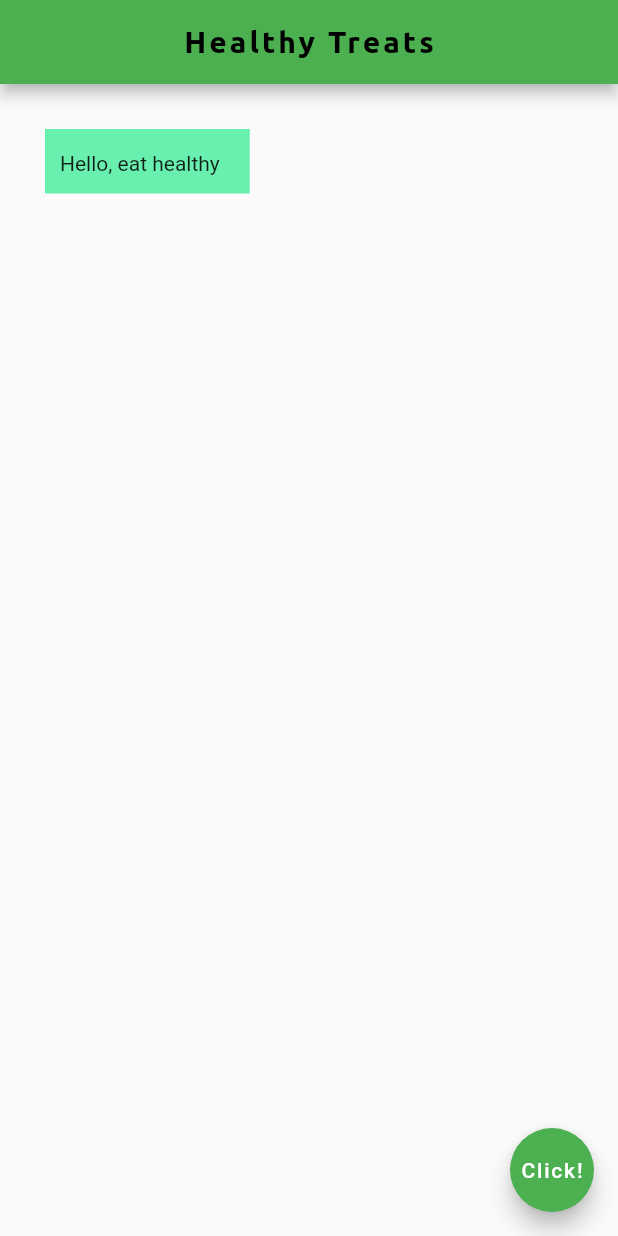
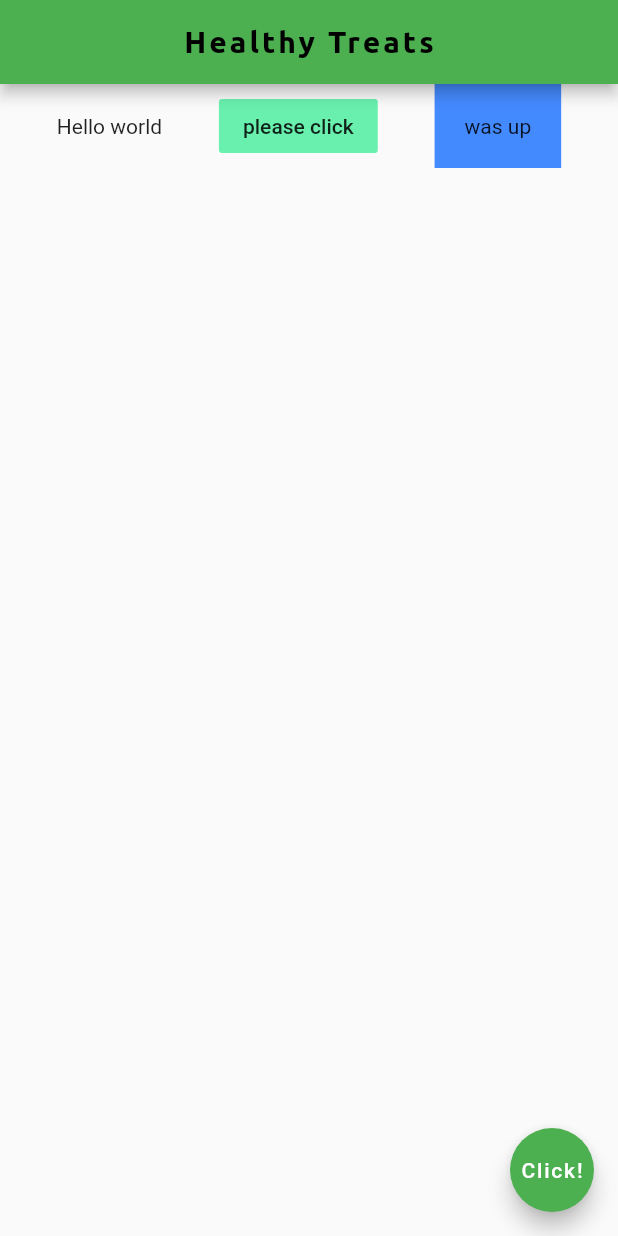
Before and after one commit to Allanetizen/flutter, a Flutter app: the screen it shows after launch, on a phone screen of 412 x 824 dp. Run offline on Flutter 3.47's test engine with Material 2 defaults, Android fonts, the phone set to English and light mode, and no system bars; project files that could hold a hidden picture were left out.

Commit message:
columns and rows

```diff
--- a/lib/main.dart
+++ b/lib/main.dart
@@ -25,13 +25,23 @@ import 'package:flutter/material.dart';
                         centerTitle: true, //centers the above text
                         backgroundColor: Colors.green,
                       ),
-                      body: Container (
-                        padding: EdgeInsets.fromLTRB(10.0, 15.0, 20.0, 12.0),
-                       margin: EdgeInsets.all(30.0), //padding widget:can be used to enclose the text/no color
-                        color: Colors.greenAccent,
-                        child: Text('Hello, eat healthy'),
+                      body: Row(
+                        mainAxisAlignment: MainAxisAlignment.spaceEvenly , // ctrl alignments
+                        crossAxisAlignment: CrossAxisAlignment.center,
+                        children: <Widget>[
+                          Text('Hello world'),
+                          FlatButton(
+                              onPressed: (){},
+                              color: Colors.greenAccent,
+                              child: Text('please click'),
 
-
+                          ),
+                          Container(
+                            color: Colors.blueAccent,
+                            padding: EdgeInsets.all(20.0),
+                            child: Text('was up'),
+                          ),
+                        ],
                       ),
                       floatingActionButton: FloatingActionButton(
                         onPressed: (){},
```
